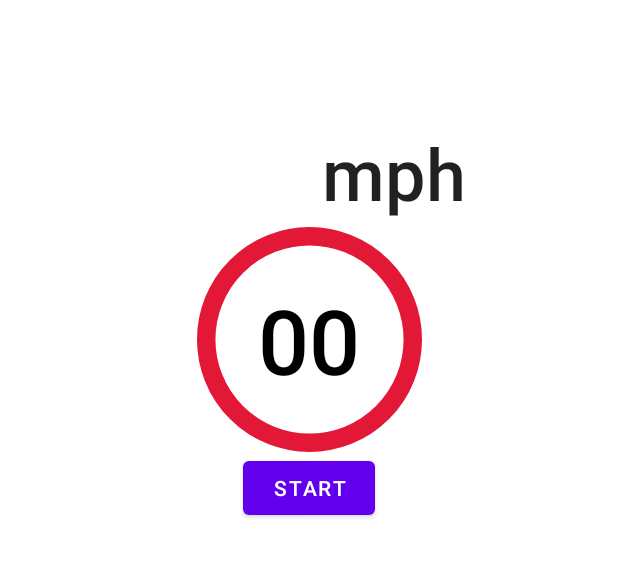
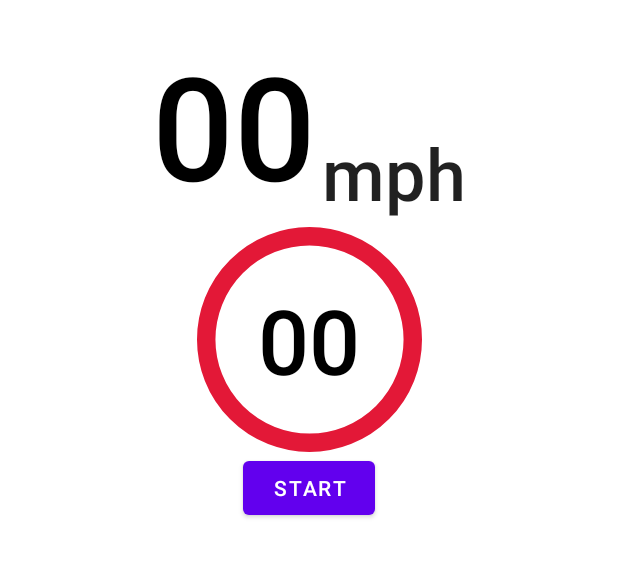
Before and after one commit to fisherthewol/FYP-SmartKart, an Android app: the screen it shows after launch (MainActivity), on a phone screen of 412 x 824 dp, the part 62-640 px from its top. Run offline under Robolectric (Android 15) with nearby library versions, the light colour scheme and no system bars.

Commit message:
Get onSecondary from theme.

```diff
--- a/Artefacts/app/src/main/java/uk/fisherthewol/smartkart/DashboardFragment.kt
+++ b/Artefacts/app/src/main/java/uk/fisherthewol/smartkart/DashboardFragment.kt
@@ -7,11 +7,13 @@ import android.location.LocationManager
 import android.media.MediaPlayer
 import android.net.Uri
 import android.os.Bundle
+import android.util.Log
 import android.view.*
 import androidx.core.view.GestureDetectorCompat
 import androidx.fragment.app.Fragment
 import androidx.fragment.app.activityViewModels
 import androidx.preference.PreferenceManager
+import com.google.android.material.color.MaterialColors
 import uk.fisherthewol.smartkart.databinding.FragmentDashboardBinding
 import kotlin.math.roundToInt
 
@@ -77,7 +79,9 @@ class DashboardFragment() : Fragment() {
                     mediaPlayer?.start()
                 }
                 false -> {
-                    binding.averageSpeedDigits.setTextColor(Color.WHITE) // TODO: Get actual colour from theme.
+                    // Adapted from https://stackoverflow.com/a/64509627, Chandra Sekhar, CC BY-SA 4.0
+                    val color = MaterialColors.getColor(this.requireContext(), com.google.android.material.R.attr.colorOnSecondary, Color.BLACK)
+                    binding.averageSpeedDigits.setTextColor(color)
                     mediaPlayer?.pause()
                 }
             }
```
